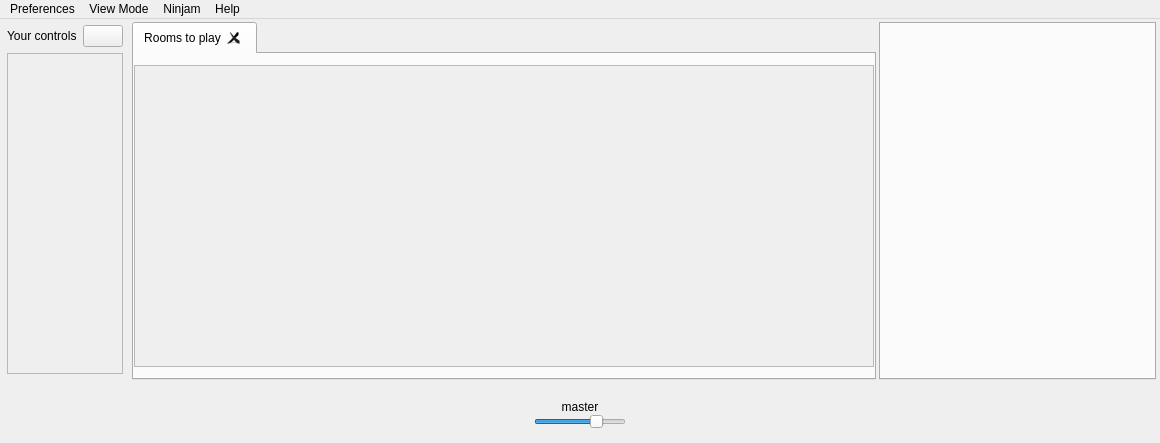
The window that src/Common/gui/MainWindow.ui (elieserdejesus/JamTaba) describes before a commit, drawn with Qt 5.
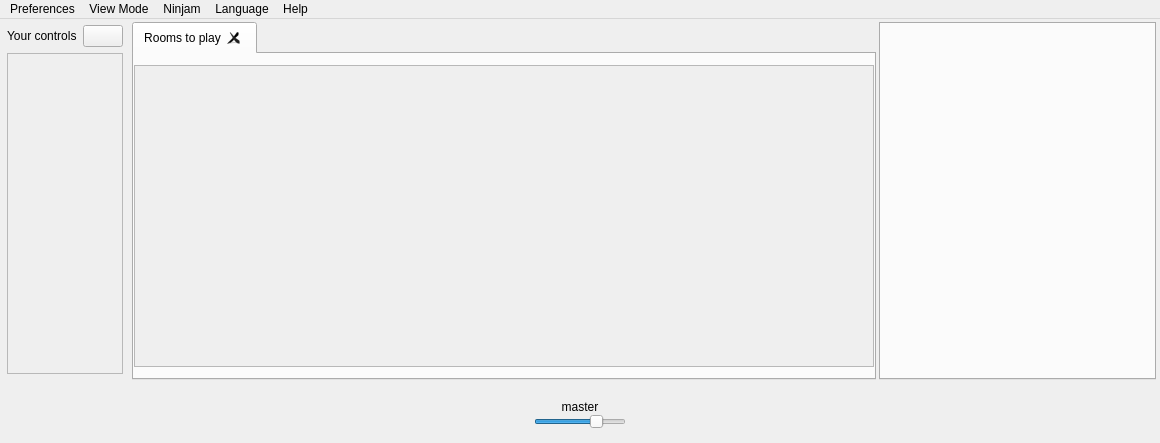
The same window after the commit. Icons and pictures are not drawn. Custom widgets are drawn as their Qt base class.

Commit message:
Creating a menu for language selection
 - Inspecting the translations resource folder and creating a menu action for each translation. New translations will appear in the menu automagically :)

```diff
--- a/src/Common/gui/MainWindow.ui
+++ b/src/Common/gui/MainWindow.ui
@@ -503,9 +503,15 @@
     <addaction name="separator"/>
     <addaction name="actionFullscreenMode"/>
    </widget>
+   <widget class="QMenu" name="menuLanguage">
+    <property name="title">
+     <string>Language</string>
+    </property>
+   </widget>
    <addaction name="menuPreferences"/>
    <addaction name="menuViewMode"/>
    <addaction name="menuNinjam"/>
+   <addaction name="menuLanguage"/>
    <addaction name="menuHelp"/>
   </widget>
   <action name="actionAudioPreferences">
```
The commit also changes 3 other files.
